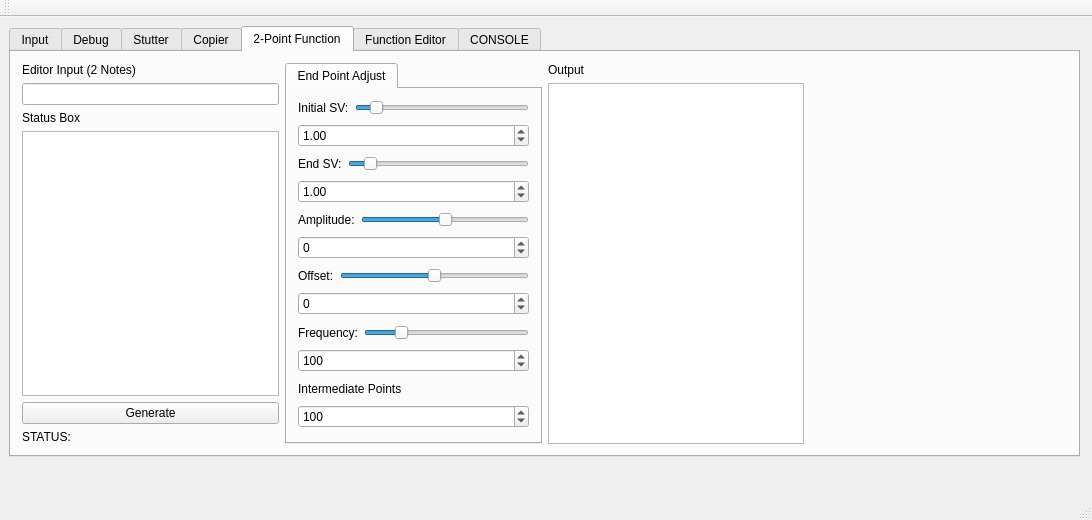
Old version of the form svTool.ui in the repository Eve-ning/reamber.
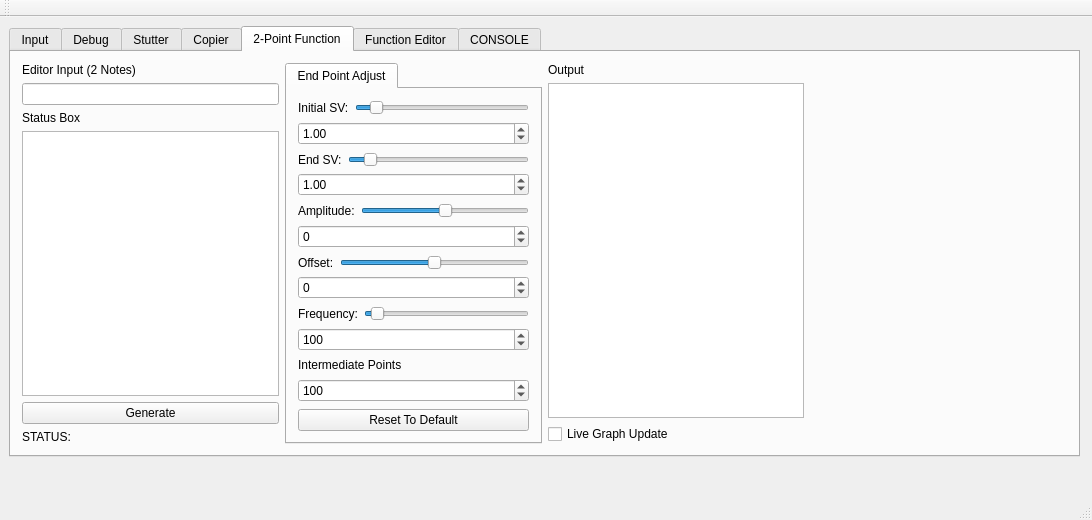
New version of the form. Custom widgets are drawn as their Qt base class.

```diff
--- a/svTool.ui
+++ b/svTool.ui
@@ -645,10 +645,10 @@
             <item row="1" column="0" rowspan="2" colspan="2">
              <widget class="QSpinBox" name="TPF_amplitudeSpinBox">
               <property name="minimum">
-               <number>-500</number>
+               <number>-1000</number>
               </property>
               <property name="maximum">
-               <number>500</number>
+               <number>1000</number>
               </property>
              </widget>
             </item>
@@ -666,10 +666,10 @@
             <item row="0" column="1">
              <widget class="QSlider" name="TPF_offsetSlider">
               <property name="minimum">
-               <number>-100</number>
+               <number>-200</number>
               </property>
               <property name="maximum">
-               <number>100</number>
+               <number>200</number>
               </property>
               <property name="value">
                <number>0</number>
@@ -682,10 +682,10 @@
             <item row="1" column="0" rowspan="2" colspan="2">
              <widget class="QSpinBox" name="TPF_offsetSpinBox">
               <property name="minimum">
-               <number>-100</number>
+               <number>-200</number>
               </property>
               <property name="maximum">
-               <number>100</number>
+               <number>200</number>
               </property>
              </widget>
             </item>
@@ -706,7 +706,13 @@
                <number>0</number>
               </property>
               <property name="maximum">
-               <number>500</number>
+               <number>2500</number>
+              </property>
+              <property name="singleStep">
+               <number>25</number>
+              </property>
+              <property name="pageStep">
+               <number>100</number>
               </property>
               <property name="value">
                <number>100</number>
@@ -722,7 +728,7 @@
                <number>0</number>
               </property>
               <property name="maximum">
-               <number>500</number>
+               <number>2500</number>
               </property>
               <property name="value">
                <number>100</number>
@@ -755,6 +761,13 @@
             </item>
            </layout>
           </item>
+          <item>
+           <widget class="QPushButton" name="TPF_defaultButton">
+            <property name="text">
+             <string>Reset To Default</string>
+            </property>
+           </widget>
+          </item>
          </layout>
         </widget>
        </widget>
@@ -771,6 +784,13 @@
         <item row="1" column="0">
          <widget class="QTextBrowser" name="TPF_outputBox"/>
         </item>
+        <item row="2" column="0">
+         <widget class="QCheckBox" name="TPF_liveUpdateCheck">
+          <property name="text">
+           <string>Live Graph Update</string>
+          </property>
+         </widget>
+        </item>
        </layout>
       </item>
       <item>
```
